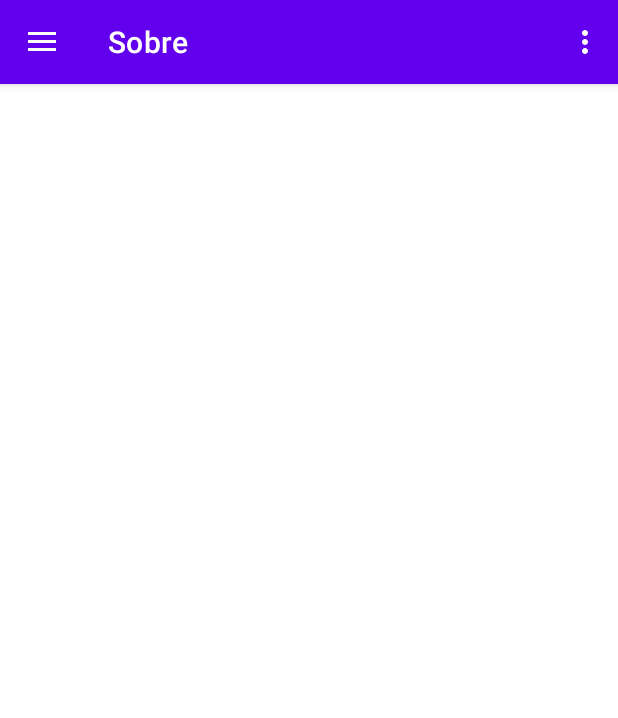
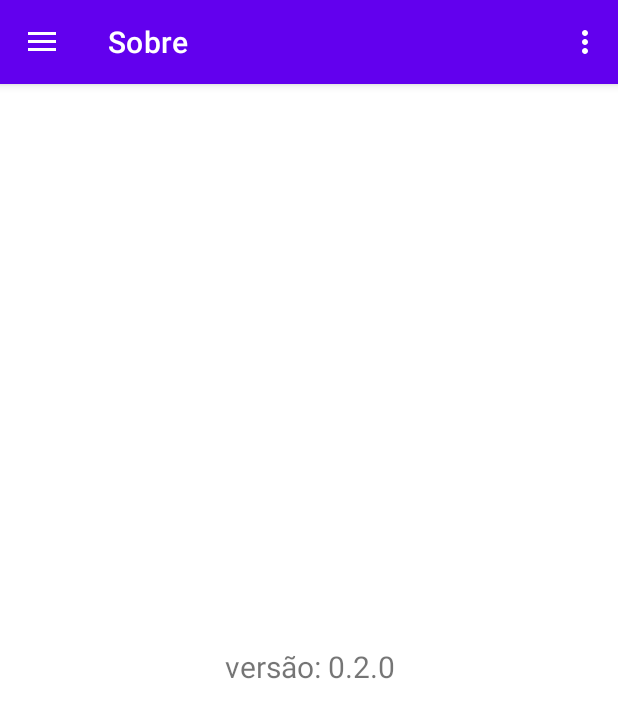
Before and after one commit to lostcrixxx/batalhaMCs, an Android app: the screen it shows after launch (MainActivity), in the side drawer, after a tap on "Sobre", on a phone screen of 412 x 824 dp. Shown: the top 718 px of the screen. Run offline under Robolectric (Android 15) with nearby library versions, the phone set to English and light mode, and no system bars; our stand-ins replace navigation-ui; 1 statement that could not run was skipped.

Commit message:
added version app

```diff
--- a/app/build.gradle
+++ b/app/build.gradle
@@ -10,7 +10,7 @@ android {
         minSdk 23
         targetSdk 33
         versionCode 1
-        versionName "1.0"
+        versionName '0.2.0'
 
         testInstrumentationRunner "androidx.test.runner.AndroidJUnitRunner"
     }
--- a/app/src/main/java/br/com/envolvedesenvolve/batalhademcs/view/AboutFragment.java
+++ b/app/src/main/java/br/com/envolvedesenvolve/batalhademcs/view/AboutFragment.java
@@ -4,17 +4,28 @@ import android.os.Bundle;
 import android.view.LayoutInflater;
 import android.view.View;
 import android.view.ViewGroup;
+import android.widget.TextView;
 
 import androidx.fragment.app.Fragment;
 
+import br.com.envolvedesenvolve.batalhademcs.BuildConfig;
 import br.com.envolvedesenvolve.batalhademcs.R;
 
 public class AboutFragment extends Fragment {
 
+    private View view;
+    private TextView txtVersion;
+
     @Override
     public View onCreateView(LayoutInflater inflater, ViewGroup container,
                              Bundle savedInstanceState) {
-        // Inflate the layout for this fragment
-        return inflater.inflate(R.layout.fragment_about, container, false);
+
+        view = inflater.inflate(R.layout.fragment_about, container, false);
+        txtVersion = view.findViewById(R.id.text_about);
+
+        String versionName = "versão: " + BuildConfig.VERSION_NAME;
+        txtVersion.setText(versionName);
+
+        return view;
     }
 }
--- a/app/src/main/java/br/com/envolvedesenvolve/batalhademcs/view/HomeFragment.java
+++ b/app/src/main/java/br/com/envolvedesenvolve/batalhademcs/view/HomeFragment.java
@@ -14,7 +14,6 @@ public class HomeFragment extends Fragment {
     @Override
     public View onCreateView(LayoutInflater inflater, ViewGroup container,
                              Bundle savedInstanceState) {
-        // Inflate the layout for this fragment
         return inflater.inflate(R.layout.fragment_home, container, false);
     }
 }
--- a/app/src/main/res/layout/fragment_about.xml
+++ b/app/src/main/res/layout/fragment_about.xml
@@ -19,4 +19,5 @@
         app:layout_constraintEnd_toEndOf="parent"
         app:layout_constraintStart_toStartOf="parent"
         app:layout_constraintTop_toTopOf="parent" />
+
 </androidx.constraintlayout.widget.ConstraintLayout>
```
